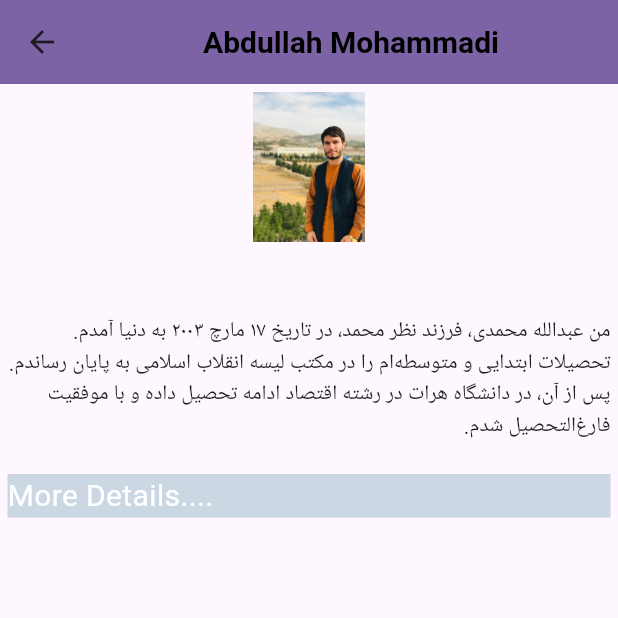
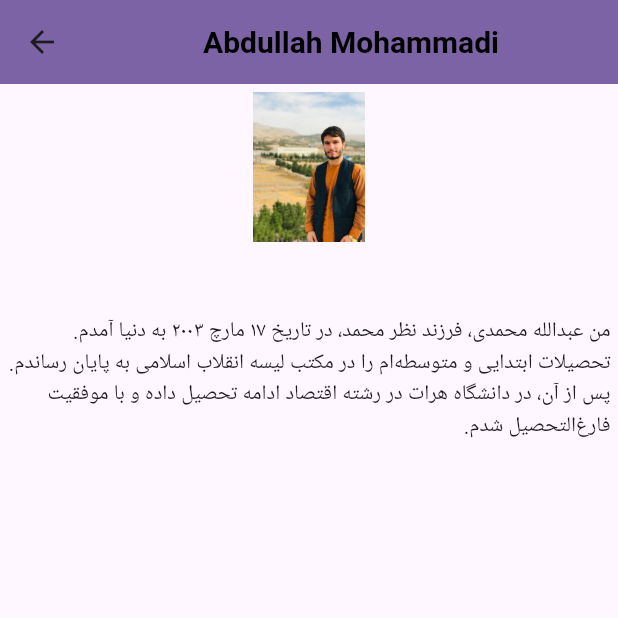
Before and after one commit to Mohammadi22/top_ten_people, a Flutter app: the About_me screen opened directly, on a phone screen of 412 x 824 dp, the top half of it. Run offline on Flutter 3.47's test engine with Material 3 defaults, Android fonts, the light colour scheme and no system bars; our stand-ins replace share_plus.

Commit message:
delet the extra container

```diff
--- a/lib/popup_menu.dart
+++ b/lib/popup_menu.dart
@@ -41,14 +41,7 @@ class About_me extends StatelessWidget {
                       textDirection: TextDirection.rtl,
                     ),
                   ),
-                  Container(
-                    width: double.infinity,
-                    color: Color.fromARGB(255, 203, 216, 228),
-                    child: Text(
-                      "More Details....",
-                      style: TextStyle(fontSize: 20, color: Colors.white),
-                    ),
-                  )
+
                 ],
               ),
             ],
```
